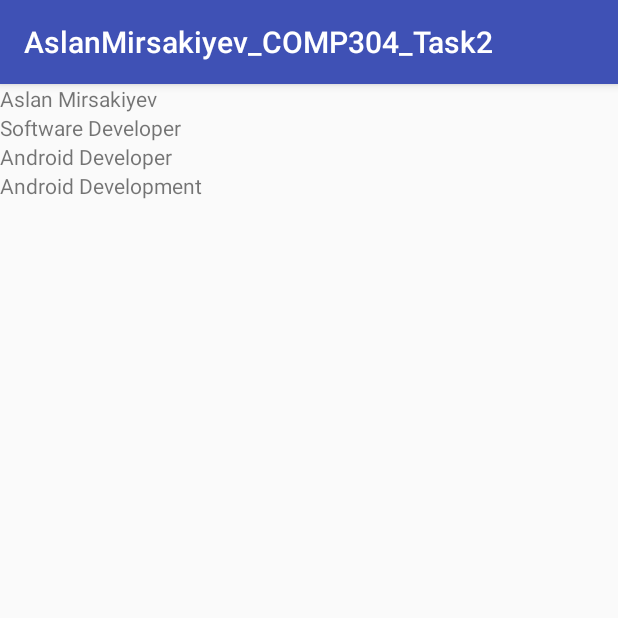
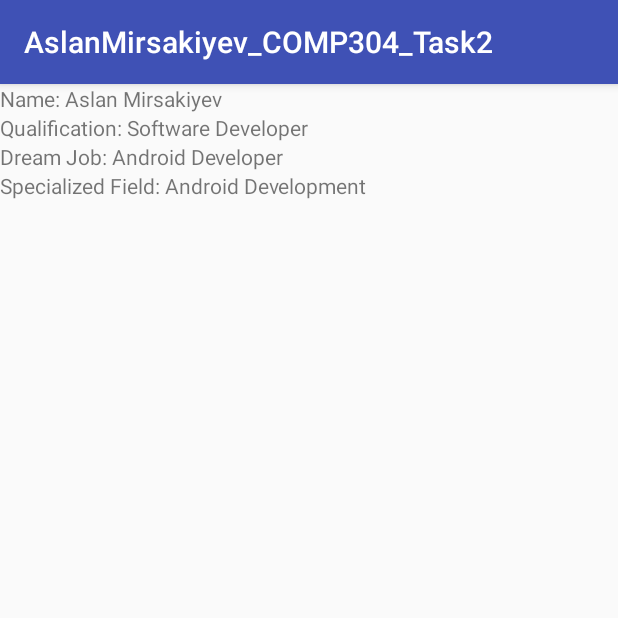
Before and after one commit to mirsakiyev/COMP-304, an Android app: the screen it shows after launch (SubActivity), after a tap on "SEND", on a phone screen of 412 x 824 dp, the top half of it. Run offline under Robolectric (Android 15) with nearby library versions, the phone set to English and light mode, and no system bars.

Commit message:
Assigment1 - Task2 - modified functionality as per instructions

```diff
--- a/AslanMirsakiyev_COMP304_Task2/app/src/main/java/com/example/aslanmr/aslanmirsakiyev_comp304_task2/MainActivity.java
+++ b/AslanMirsakiyev_COMP304_Task2/app/src/main/java/com/example/aslanmr/aslanmirsakiyev_comp304_task2/MainActivity.java
@@ -16,10 +16,20 @@ public class MainActivity extends AppCompatActivity {
 
     public void Send_Message(View v)
     {
+        //Create String objects and values from strings.xml
+        String name=            getString(R.string.nameStr);
+        String qualification=   getString(R.string.qualificationStr);
+        String dreamJob=        getString(R.string.dreamjobStr);
+        String specField=       getString(R.string.specfieldStr);
 
         if (v.getId()==R.id.sendBtn)
         {
             Intent intent=new Intent(MainActivity.this, SubActivity.class);
+
+            intent.putExtra("intentName",name);
+            intent.putExtra("intentQualification",qualification);
+            intent.putExtra("intentDreamJob",dreamJob);
+            intent.putExtra("intentSpecField",specField);
 
             startActivity(intent);
 
--- a/AslanMirsakiyev_COMP304_Task2/app/src/main/java/com/example/aslanmr/aslanmirsakiyev_comp304_task2/SubActivity.java
+++ b/AslanMirsakiyev_COMP304_Task2/app/src/main/java/com/example/aslanmr/aslanmirsakiyev_comp304_task2/SubActivity.java
@@ -12,17 +12,26 @@ public class SubActivity extends AppCompatActivity {
         super.onCreate(savedInstanceState);
         setContentView(R.layout.activity_sub);
 
+        //Initialize Bundle to get extras from intent
+        Bundle bundle=getIntent().getExtras();
+
+        //Create strings and set values from intent
+        String name=                bundle.getString("intentName");
+        String qualification=       bundle.getString("intentQualification");
+        String dreamJob=            bundle.getString("intentDreamJob");
+        String specField=           bundle.getString("intentSpecField");
+
         //Create TextView objects for every filed
         TextView showName=          findViewById(R.id.nameTextView);
         TextView showQualification= findViewById(R.id.qualificationTextView);
         TextView showDreamJob=      findViewById(R.id.dreamjobTextView);
-        TextView showSpecField=     findViewById(R.id.specfiledTextView);
+        TextView showSpecField=     findViewById(R.id.specfieldTextView);
 
-        //Set Text to TextView objects from strings.xml
-        showName.setText            (R.string.nameStr);
-        showQualification.setText   (R.string.qualificationStr);
-        showDreamJob.setText        (R.string.dreamjobStr);
-        showSpecField.setText       (R.string.specfieldStr);
+        //Set text to TextView objects from strings
+        showName.setText            ("Name: "+name);
+        showQualification.setText   ("Qualification: "+qualification);
+        showDreamJob.setText        ("Dream Job: "+dreamJob);
+        showSpecField.setText       ("Specialized Field: "+specField);
 
     }
 }
--- a/AslanMirsakiyev_COMP304_Task2/app/src/main/res/layout/activity_sub.xml
+++ b/AslanMirsakiyev_COMP304_Task2/app/src/main/res/layout/activity_sub.xml
@@ -11,21 +11,25 @@
     <TextView
         android:id="@+id/nameTextView"
         android:layout_width="wrap_content"
-        android:layout_height="wrap_content" />
+        android:layout_height="wrap_content"
+        android:text="Name TextView"/>
 
     <TextView
         android:id="@+id/qualificationTextView"
         android:layout_width="wrap_content"
-        android:layout_height="wrap_content" />
+        android:layout_height="wrap_content"
+        android:text="Qualification TextView"/>
 
     <TextView
         android:id="@+id/dreamjobTextView"
         android:layout_width="wrap_content"
-        android:layout_height="wrap_content" />
+        android:layout_height="wrap_content"
+        android:text="Dream Job TextView"/>
 
     <TextView
-        android:id="@+id/specfiledTextView"
+        android:id="@+id/specfieldTextView"
         android:layout_width="wrap_content"
-        android:layout_height="wrap_content" />
+        android:layout_height="wrap_content"
+        android:text="Specialized Field TextView"/>
 
 </LinearLayout>
```
